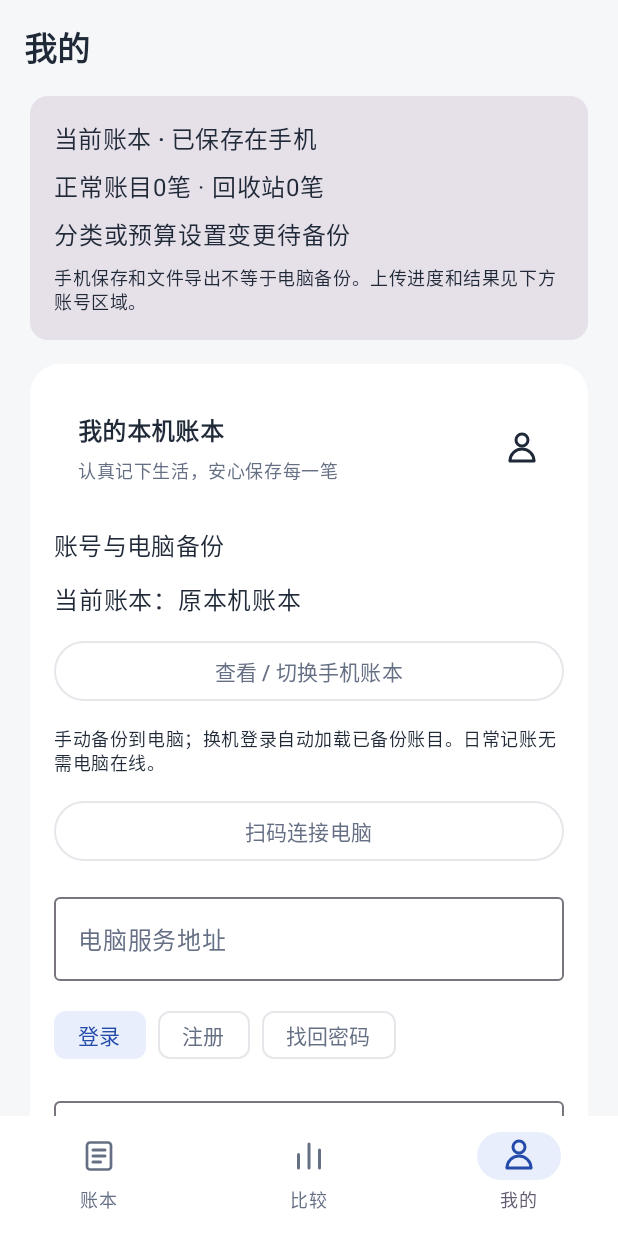
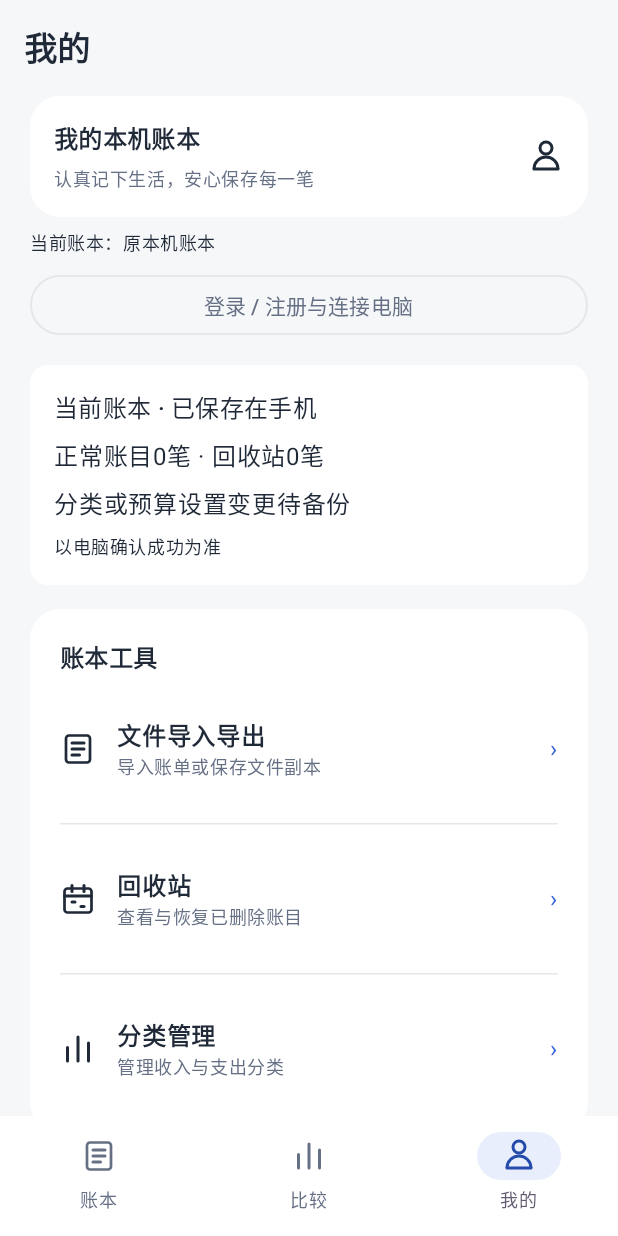
Before and after one commit to wambiton/daily-ledger, an Android app built with Jetpack Compose: the screen it shows after launch (MainActivity), item 3 of the bottom bar chosen, on a phone screen of 412 x 824 dp. Run offline under Robolectric (Android 15) with nearby library versions, the phone set to English and light mode, and no system bars; our stand-ins replace Room's generated code; libraries missing offline, so code that uses them is left out: com.journeyapps.barcodescanner; 2 statements that could not run were skipped.

Commit message:
ui: separate account management from My overview

```diff
--- /dev/null
+++ b/android/app/src/main/java/com/personal/ledger/ui/AccountOverview.kt
@@ -0,0 +1,52 @@
+package com.personal.ledger.ui
+
+import android.Manifest
+import android.content.pm.PackageManager
+import android.os.Build
+import androidx.activity.compose.rememberLauncherForActivityResult
+import androidx.activity.result.contract.ActivityResultContracts
+import androidx.compose.foundation.layout.*
+import androidx.compose.material3.*
+import androidx.compose.runtime.*
+import androidx.compose.ui.Modifier
+import androidx.compose.ui.platform.LocalContext
+import androidx.compose.ui.platform.testTag
+import androidx.compose.ui.unit.dp
+import androidx.core.content.ContextCompat
+import androidx.lifecycle.compose.collectAsStateWithLifecycle
+import com.personal.ledger.R
+
+@Composable
+fun AccountOverview(vm: BackupViewModel, onManage: () -> Unit) {
+    val account by vm.account.collectAsStateWithLifecycle()
+    val selected by vm.selectedBook.collectAsStateWithLifecycle()
+    val busy by vm.busy.collectAsStateWithLifecycle()
+    val uploading by vm.uploading.collectAsStateWithLifecycle()
+    val waiting by vm.waiting.collectAsStateWithLifecycle()
+    val result by vm.uploadResult.collectAsStateWithLifecycle()
+    val message by vm.message.collectAsStateWithLifecycle()
+    val context = LocalContext.current
+    val permission = rememberLauncherForActivityResult(ActivityResultContracts.RequestPermission()) { vm.upload() }
+    Column(verticalArrangement = Arrangement.spacedBy(8.dp)) {
+        SectionBanner(account?.getJSONObject("user")?.getString("email") ?: "我的本机账本",
+            "认真记下生活，安心保存每一笔", "person", R.drawable.winter_profile)
+        Text("当前账本：${selected?.optString("label") ?: account?.getJSONObject("user")?.getString("email") ?: "原本机账本"}",
+            style = MaterialTheme.typography.bodySmall, modifier = Modifier.testTag("overview-book"))
+        if (account != null) {
+            Text(if (waiting) "等待电脑连接" else if (uploading) "备份任务进行中" else result,
+                style = MaterialTheme.typography.bodySmall, modifier = Modifier.testTag("overview-result"))
+            Button(onClick = {
+                if (Build.VERSION.SDK_INT >= 33 && ContextCompat.checkSelfPermission(context, Manifest.permission.POST_NOTIFICATIONS) != PackageManager.PERMISSION_GRANTED)
+                    permission.launch(Manifest.permission.POST_NOTIFICATIONS) else vm.upload()
+            }, enabled = !busy && !uploading && vm.viewingAccount(), modifier = Modifier.fillMaxWidth().testTag("overview-upload")) {
+                Text(if (uploading) "正在备份…" else "备份到电脑")
+            }
+            if (!vm.viewingAccount()) Text("当前是其他手机账本，请在账本管理中切回账号账本后备份。", style = MaterialTheme.typography.bodySmall)
+            if (uploading) TextButton(onClick = { vm.cancelUpload() }) { Text("取消后台备份") }
+        }
+        OutlinedButton(onClick = onManage, enabled = !busy, modifier = Modifier.fillMaxWidth().testTag("open-account-management")) {
+            Text(if (account == null) "登录 / 注册与连接电脑" else "账号、连接与账本管理  ›")
+        }
+        if (message.isNotEmpty()) Text(message, style = MaterialTheme.typography.bodySmall)
+    }
+}
--- a/android/app/src/main/java/com/personal/ledger/ui/AccountScreen.kt
+++ b/android/app/src/main/java/com/personal/ledger/ui/AccountScreen.kt
@@ -41,7 +41,7 @@ fun LedgerHost(autoOpenRequest: Long = 0) {
             @Suppress("UNCHECKED_CAST")
             override fun <T: ViewModel> create(modelClass: Class<T>): T = LedgerViewModel(app, name, owner) as T
         })
-        LedgerApp(ledger, autoOpenRequest=autoOpenRequest, externalBusy = networkBusy, accountContent = { AccountScreen(backup) })
+        LedgerApp(ledger, autoOpenRequest=autoOpenRequest, externalBusy = networkBusy, accountContent = { AccountScreen(backup) }, accountOverview = { onManage -> AccountOverview(backup, onManage) })
     }
 }
 
--- a/android/app/src/main/java/com/personal/ledger/ui/BackupStatusCard.kt
+++ b/android/app/src/main/java/com/personal/ledger/ui/BackupStatusCard.kt
@@ -18,12 +18,12 @@ fun BackupStatusCard(vm: LedgerViewModel) {
     val changes by vm.pending.collectAsStateWithLifecycle()
     val pending by vm.pendingEntries.collectAsStateWithLifecycle()
     val state by vm.backupState.collectAsStateWithLifecycle()
-    Card(Modifier.fillMaxWidth().testTag("local-backup-summary")) {
+    Card(Modifier.fillMaxWidth().testTag("local-backup-summary"), colors = CardDefaults.cardColors(containerColor = MaterialTheme.colorScheme.surface)) {
         Column(Modifier.padding(16.dp),verticalArrangement=Arrangement.spacedBy(8.dp)) {
             Text("当前账本 · 已保存在手机",style=MaterialTheme.typography.titleMedium)
             Text("正常账目${entries.size}笔 · 回收站${trash.size}笔")
             Text(when {
-                pending > 0 -> "${pending}笔账目变更待备份（同一笔多次修改只算一笔）"
+                pending > 0 -> "${pending}笔账目变更待备份"
                 changes > 0 -> "分类或预算设置变更待备份"
                 state?.lastSuccessAt == null -> "尚无电脑备份成功记录"
                 else -> "当前手机账本没有待上传修改"
@@ -31,7 +31,7 @@ fun BackupStatusCard(vm: LedgerViewModel) {
             state?.lastSuccessAt?.let { time ->
                 Text("最近与电脑确认：${Instant.ofEpochMilli(time).atZone(Rules.zone).format(DateTimeFormatter.ofPattern("yyyy-MM-dd HH:mm"))} · 第${state?.cursor}版")
             }
-            Text("手机保存和文件导出不等于电脑备份。上传进度和结果见下方账号区域。",style=MaterialTheme.typography.bodySmall)
+            Text("以电脑确认成功为准",style=MaterialTheme.typography.bodySmall)
         }
     }
 }
--- a/android/app/src/main/java/com/personal/ledger/ui/LedgerApp.kt
+++ b/android/app/src/main/java/com/personal/ledger/ui/LedgerApp.kt
@@ -29,7 +29,7 @@ import java.time.YearMonth
 
 @OptIn(ExperimentalMaterial3Api::class)
 @Composable
-fun LedgerApp(vm: LedgerViewModel = viewModel(), autoOpenRequest: Long = 0, externalBusy: Boolean = false, accountContent: (@Composable () -> Unit)? = null) {
+fun LedgerApp(vm: LedgerViewModel = viewModel(), autoOpenRequest: Long = 0, externalBusy: Boolean = false, accountContent: (@Composable () -> Unit)? = null, accountOverview: (@Composable (() -> Unit) -> Unit)? = null) {
     val categories by vm.categories.collectAsStateWithLifecycle()
     val entries by vm.entries.collectAsStateWithLifecycle()
     val ready by vm.ready.collectAsStateWithLifecycle()
@@ -96,7 +96,7 @@ fun LedgerApp(vm: LedgerViewModel = viewModel(), autoOpenRequest: Long = 0, exte
         containerColor = MaterialTheme.colorScheme.background,
         snackbarHost = { SnackbarHost(snackbar) },
         topBar = { if(route != "home" || tab != 0) TopAppBar(
-            title = { Text(when(route) { "choose" -> "选择分类"; "form" -> if(entryId == null) "记一笔" else "编辑账目"; "detail" -> "账目详情"; "manage" -> "分类管理"; "calendar" -> "日历账目"; "appearance" -> "外观与主题"; "automatic" -> "自动记账"; "budget" -> "预算计划"; "search" -> "搜索与筛选"; "trash" -> "回收站"; "files" -> "文件导入导出"; else -> when(tab) { 0 -> "账本"; 1 -> "比较"; else -> "我的" } }, fontWeight = FontWeight.Bold) },
+            title = { Text(when(route) { "account" -> "账号与电脑连接"; "choose" -> "选择分类"; "form" -> if(entryId == null) "记一笔" else "编辑账目"; "detail" -> "账目详情"; "manage" -> "分类管理"; "calendar" -> "日历账目"; "appearance" -> "外观与主题"; "automatic" -> "自动记账"; "budget" -> "预算计划"; "search" -> "搜索与筛选"; "trash" -> "回收站"; "files" -> "文件导入导出"; else -> when(tab) { 0 -> "账本"; 1 -> "比较"; else -> "我的" } }, fontWeight = FontWeight.Bold) },
             navigationIcon = { if(route != "home") TextButton(onClick = { leave() }, enabled = !busy) { Text("返回") } },
             actions = { if(route == "home" && tab == 0) Text("本地保存", modifier = Modifier.padding(end = 20.dp), style = MaterialTheme.typography.labelMedium) },
             colors = TopAppBarDefaults.topAppBarColors(containerColor = MaterialTheme.colorScheme.background)
@@ -126,8 +126,9 @@ fun LedgerApp(vm: LedgerViewModel = viewModel(), autoOpenRequest: Long = 0, exte
                         ComparisonScreen(entries, categories) { detailFromCalendar=false; detailFromSearch = false; detailId = it.id; route = "detail" }
                     }
                 } else {
-                    BackupStatusCard(vm)
-                    if(accountContent != null) {
+                    if(accountOverview != null) {
+                        accountOverview { route = "account" }
+                    } else if(accountContent != null) {
                         accountContent()
                     } else {
                         LedgerCard {
@@ -136,6 +137,7 @@ fun LedgerApp(vm: LedgerViewModel = viewModel(), autoOpenRequest: Long = 0, exte
                             Text("账目保存在这台手机。请勿卸载应用或清除应用数据。", style = MaterialTheme.typography.bodySmall)
                         }
                     }
+                    BackupStatusCard(vm)
                     LedgerCard {
                         Text("账本工具", style = MaterialTheme.typography.titleMedium, fontWeight = FontWeight.Bold)
                         SettingsRow("文件导入导出", "导入账单或保存文件副本", "book", enabled = !busy) { route = "files" }
@@ -152,6 +154,7 @@ fun LedgerApp(vm: LedgerViewModel = viewModel(), autoOpenRequest: Long = 0, exte
                     }
                     Spacer(Modifier.height(24.dp))
                 }
+                "account" -> accountContent?.invoke()
                 "search" -> screenState.SaveableStateProvider("search") {
                     SearchScreen(entries, categories, vm.owner) { detailFromSearch = true; detailId = it.id; route = "detail" }
                 }
```
Also changed, not shown: 2 other files.
